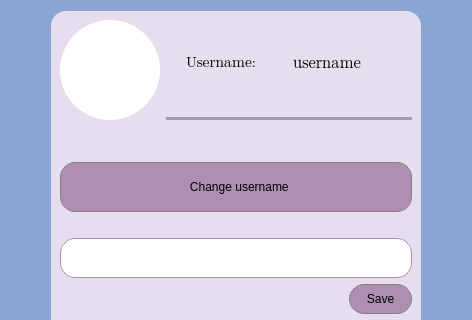
First picture: the form in messenger/profilewindow.ui, repository ita-social-projects/HTTP_Messenger_Client, before the edit; both pictures show x 0 to 472 and y 0 to 320 of the 472 by 631 pixel window.
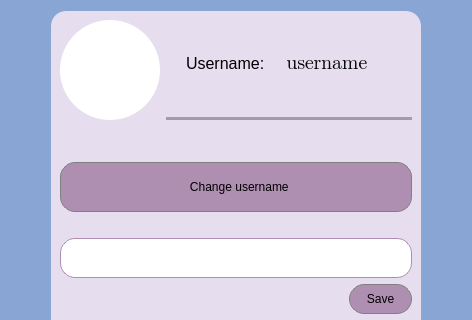
Second picture: the form after the edit. Icons and pictures are not drawn.

What changed in the file:
```diff
--- a/messenger/profilewindow.ui
+++ b/messenger/profilewindow.ui
@@ -485,8 +485,8 @@
             </property>
             <property name="font">
              <font>
-              <family>Segoe UI Emoji</family>
-              <pointsize>11</pointsize>
+              <family>MS Shell Dlg 2</family>
+              <pointsize>12</pointsize>
              </font>
             </property>
             <property name="styleSheet">
@@ -508,7 +508,7 @@
             <property name="font">
              <font>
               <family>Segoe UI Emoji</family>
-              <pointsize>12</pointsize>
+              <pointsize>14</pointsize>
              </font>
             </property>
             <property name="styleSheet">
```
